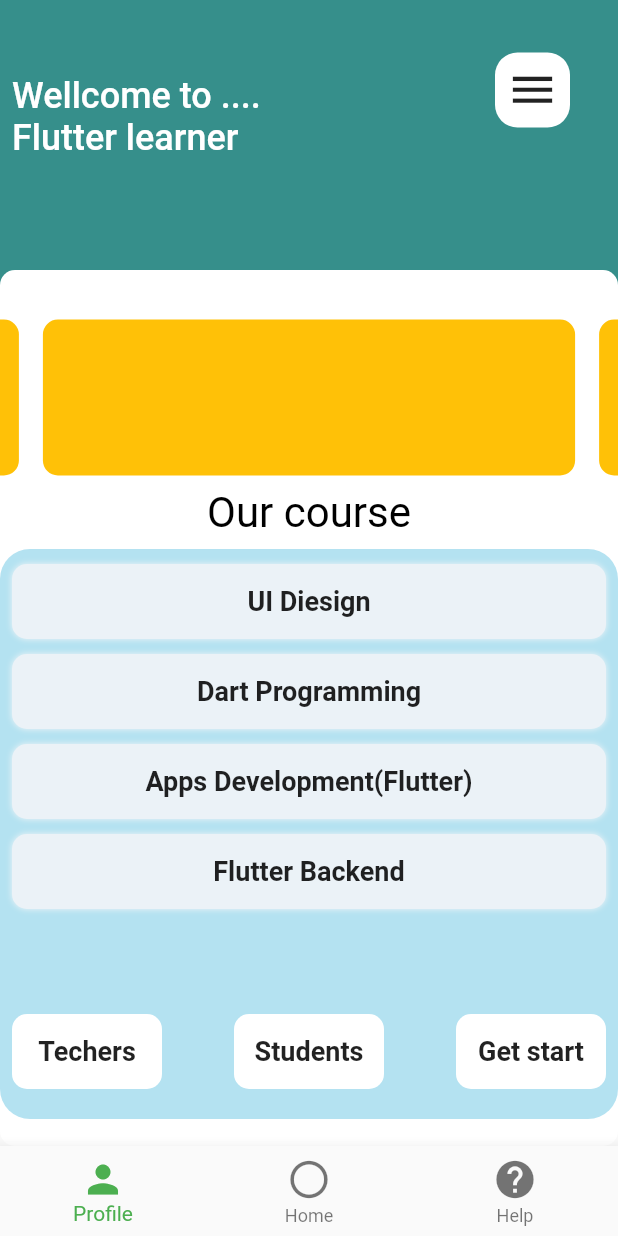
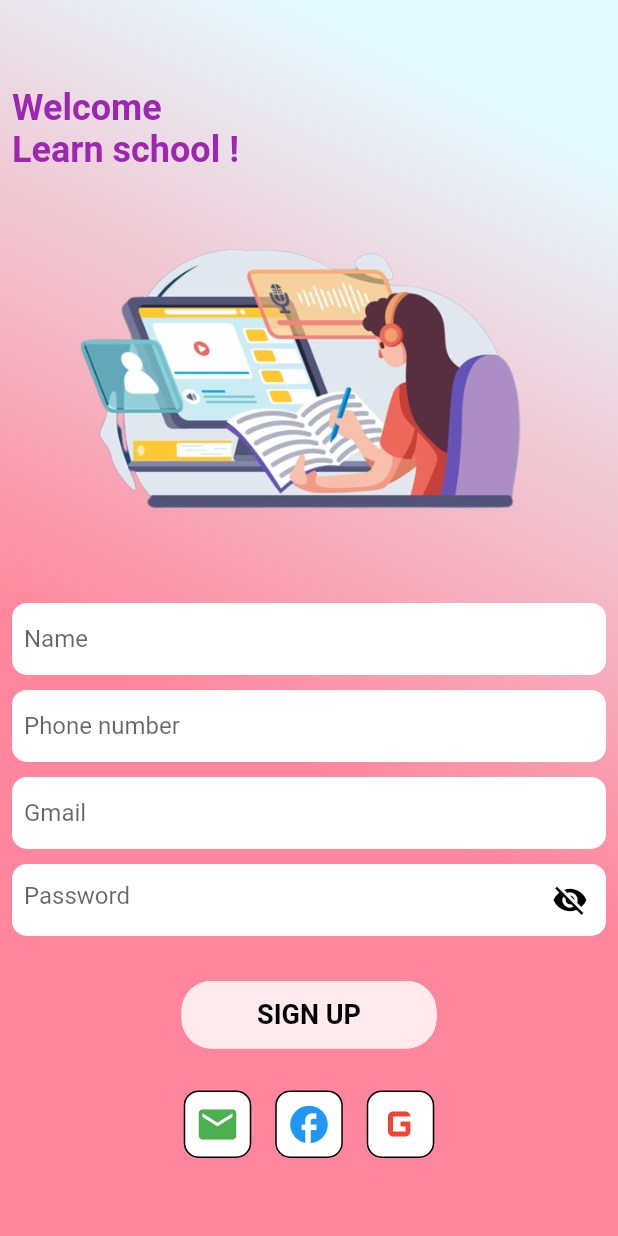
Before and after one commit to srmanry/online_course_system, a Flutter app: the screen it shows after launch, on a phone screen of 412 x 824 dp. Run offline on Flutter 3.47's test engine with Material 2 defaults, Android fonts, the light colour scheme and no system bars; drawn by our look-alikes of carousel_slider; our stand-ins replace device_preview, get; missing offline and left inert: dart:js.

Commit message:
second commit

```diff
--- a/lib/main.dart
+++ b/lib/main.dart
@@ -5,6 +5,7 @@ import 'package:flutter/foundation.dart';
 import 'package:flutter/material.dart';
 import 'package:get/get_navigation/src/root/get_material_app.dart';
 import 'package:online_course/home_page_design.dart';
+import 'package:online_course/screens/login.dart';
 
 import 'home_page.dart';
 
@@ -19,8 +20,8 @@ class Course extends StatelessWidget {
       builder: DevicePreview.appBuilder,
       // theme: ThemeData.light(),
       //darkTheme: ThemeData.dark(),
-      // home: Homescreen(),
-      home: Homepage(),
+      home: Loginscreen(),
+      //home: Homepage(),
     );
   }
 }
--- /dev/null
+++ b/lib/screens/login.dart
@@ -0,0 +1,221 @@
+import 'package:flutter/material.dart';
+
+class Loginscreen extends StatelessWidget {
+  const Loginscreen({super.key});
+
+  @override
+  Widget build(BuildContext context) {
+    return Scaffold(
+      body: Container(
+        width: double.maxFinite,
+        decoration: BoxDecoration(
+            gradient: LinearGradient(
+                end: Alignment.topCenter,
+                colors: [Color(0xFFFFF869C), Color(0xFFFE4FCFF)])),
+        child: Padding(
+          padding: const EdgeInsets.all(8.0),
+          child: Column(
+            crossAxisAlignment: CrossAxisAlignment.start,
+            children: [
+              SizedBox(
+                height: 50,
+              ),
+              Text(
+                "Welcome \nLearn school !",
+                style: TextStyle(
+                    fontSize: 24,
+                    color: Colors.purple,
+                    fontWeight: FontWeight.bold),
+              ),
+              SizedBox(
+                height: 5,
+              ),
+
+              Image.asset(
+                "assets/images/elrn.png",
+                //height: 150,
+                fit: BoxFit.cover,
+              ),
+              SizedBox(
+                height: 40,
+              ),
+              SizedBox(
+                height: 20,
+              ),
+              // CircleAvatar(
+              //   backgroundColor: Colors.white,
+              //   radius: 30,
+              // ),
+              Container(
+                decoration: BoxDecoration(
+                  color: Colors.white,
+                  borderRadius: BorderRadiusDirectional.circular(10),
+                ),
+                child: Padding(
+                  padding: const EdgeInsets.only(left: 8.0),
+                  child: TextField(
+                    decoration: InputDecoration(
+                      border: InputBorder.none,
+                      hintText: 'Name',
+                    ),
+                  ),
+                ),
+              ),
+              SizedBox(
+                height: 10,
+              ),
+              Container(
+                decoration: BoxDecoration(
+                  color: Colors.white,
+                  borderRadius: BorderRadiusDirectional.circular(10),
+                ),
+                child: Padding(
+                  padding: const EdgeInsets.only(left: 8.0),
+                  child: TextField(
+                    decoration: InputDecoration(
+                      border: InputBorder.none,
+                      hintText: 'Phone number',
+                    ),
+                  ),
+                ),
+              ),
+              SizedBox(
+                height: 10,
+              ),
+              Container(
+                decoration: BoxDecoration(
+                  color: Colors.white,
+                  borderRadius: BorderRadiusDirectional.circular(10),
+                ),
+                child: Padding(
+                  padding: const EdgeInsets.only(left: 8.0),
+                  child: TextField(
+                    decoration: InputDecoration(
+                      border: InputBorder.none,
+                      hintText: 'Gmail',
+                    ),
+                  ),
+                ),
+              ),
+              SizedBox(
+                height: 10,
+              ),
+              Container(
+                decoration: BoxDecoration(
+                  color: Colors.white,
+                  borderRadius: BorderRadiusDirectional.circular(10),
+                ),
+                child: Padding(
+                  padding: const EdgeInsets.only(left: 8.0),
+                  child: TextField(
+                    decoration: InputDecoration(
+                        border: InputBorder.none,
+                        hintText: 'Password',
+                        suffixIcon: Icon(
+                          Icons.visibility_off,
+                          color: Colors.black,
+                        )),
+                  ),
+                ),
+              ),
+              SizedBox(
+                height: 30,
+              ),
+              Center(
+                child: Container(
+                  width: 170,
+                  decoration: BoxDecoration(
+                      boxShadow: [
+                        BoxShadow(
+                          color: Colors.white,
+                        )
+                      ],
+                      color: Colors.red[50],
+                      borderRadius: BorderRadius.circular(20)),
+                  height: 45,
+                  child: Center(
+                      child: Text(
+                    "SIGN UP",
+                    style: TextStyle(
+                        fontSize: 18,
+                        fontWeight: FontWeight.bold,
+                        color: Colors.black),
+                  )),
+                ),
+              ),
+              SizedBox(
+                height: 20,
+              ),
+              Row(
+                mainAxisAlignment: MainAxisAlignment.center,
+                children: [
+                  Padding(
+                    padding: const EdgeInsets.all(8.0),
+                    child: Container(
+                      decoration: BoxDecoration(
+                          color: Colors.white,
+                          border: Border.all(width: 1, color: Colors.black),
+                          borderRadius: BorderRadius.circular(10)),
+                      height: 45,
+                      width: 45,
+                      child: Icon(
+                        Icons.email,
+                        size: 30,
+                        color: Colors.green,
+                      ),
+                    ),
+                  ),
+                  Padding(
+                    padding: const EdgeInsets.all(8.0),
+                    child: Container(
+                      decoration: BoxDecoration(
+                          color: Colors.white,
+                          border: Border.all(width: 1, color: Colors.black),
+                          borderRadius: BorderRadius.circular(10)),
+                      height: 45,
+                      width: 45,
+                      child: Icon(
+                        Icons.facebook,
+                        size: 30,
+                        color: Colors.blue,
+                      ),
+                    ),
+                  ),
+                  Padding(
+                    padding: const EdgeInsets.all(8.0),
+                    child: Container(
+                      decoration: BoxDecoration(
+                          color: Colors.white,
+                          border: Border.all(width: 1, color: Colors.black),
+                          borderRadius: BorderRadius.circular(10)),
+                      height: 45,
+                      width: 45,
+                      child: Center(
+                        child: Icon(
+                          Icons.g_mobiledata,
+                          color: Colors.red,
+                          size: 40,
+                        ),
+                      ),
+                    ),
+                  )
+                  // Text(
+                  //   "Forget Password",
+                  //   style: TextStyle(fontSize: 18, color: Colors.white,),
+                  // ),
+                  // Text(
+                  //   "Login",
+                  //   style: TextStyle(
+                  //       fontSize: 24,
+                  //       color: Colors.black,
+                  //       fontWeight: FontWeight.w600),
+                  // ),
+                ],
+              )
+            ],
+          ),
+        ),
+      ),
+    );
+  }
+}
```
Also changed, not shown: assets/images/elrn.png (added).
